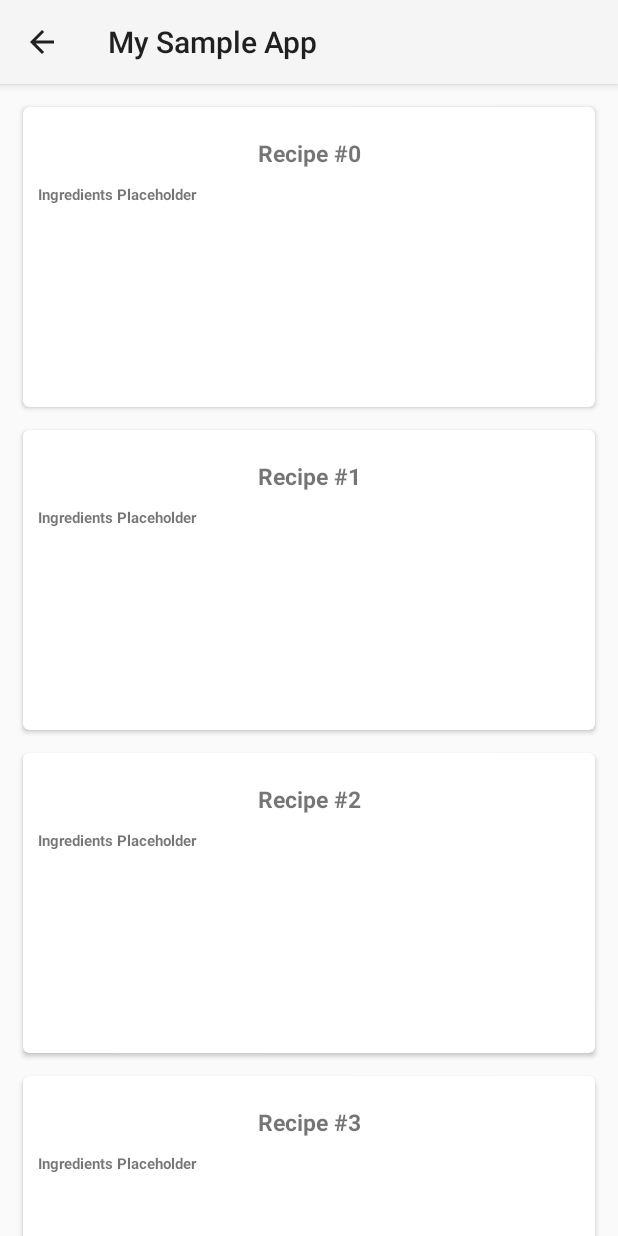
After one commit to mao26/grocer, an Android app: the RecipeLobby screen opened directly, with no data from a screen before it, on a phone screen of 412 x 824 dp. The commit adds this screen. Run offline under Robolectric (Android 15) with nearby library versions, the phone set to English and light mode, and no system bars.

Commit message:
Created the first half of our beta

```diff
--- /dev/null
+++ b/GrocerAndroidApp/app/src/main/java/com/mysampleapp/RecipeLab.java
@@ -0,0 +1,55 @@
+package com.mysampleapp;
+
+import android.content.Context;
+
+import java.util.ArrayList;
+import java.util.List;
+
+/**
+ * Created by mario_oliver93 on 12/4/16.
+ */
+
+public class RecipeLab {
+
+    private static RecipeLab sRecipeLab;
+    private List<Recipe> mRecipeList;
+    private Context mContext;
+
+    public static RecipeLab get(Context context){
+        if(sRecipeLab == null)
+            sRecipeLab = new RecipeLab(context);
+        return sRecipeLab;
+    }
+
+    private RecipeLab(Context context){
+        context = context;
+        mRecipeList = testRecipes();
+
+    }
+
+    public List<Recipe> getRecipes(){
+        return mRecipeList;
+    }
+
+    public Recipe getRecipe(String title){
+        for (Recipe recipe : mRecipeList){
+            if(recipe.getTitle().equals(title)){
+                return recipe;
+            }
+        }
+        return null;
+    }
+
+    private List<Recipe> testRecipes(){
+        List<Recipe> testRecipes = new ArrayList<>();
+        for(int i = 0; i < 100; i++){
+            String[] ingredients = new String[3];
+            for(int j = 0; j < 3; j++){
+                ingredients[0] = "Ingredient #" + j;
+            }
+            testRecipes.add(new Recipe("Recipe #" + i, ingredients));
+        }
+        return testRecipes;
+    }
+
+}
--- /dev/null
+++ b/GrocerAndroidApp/app/src/main/java/com/mysampleapp/RecipeLobby.java
@@ -0,0 +1,103 @@
+package com.mysampleapp;
+
+import android.content.Context;
+import android.content.Intent;
+import android.os.Bundle;
+import android.support.annotation.Nullable;
+import android.support.v7.app.AppCompatActivity;
+import android.support.v7.widget.LinearLayoutManager;
+import android.support.v7.widget.RecyclerView;
+import android.support.v7.widget.Toolbar;
+import android.util.AttributeSet;
+import android.view.LayoutInflater;
+import android.view.View;
+import android.view.ViewGroup;
+import android.widget.TextView;
+
+import java.util.List;
+
+/**
+ * Created by mario_oliver93 on 12/4/16.
+ */
+
+public class RecipeLobby extends AppCompatActivity {
+
+    private RecipesAdapter mRecipesAdapter;
+    private static final String RECIPE = "recipe";
+
+    @Override
+    protected void onCreate(@Nullable Bundle savedInstanceState) {
+        super.onCreate(savedInstanceState);
+        setContentView(R.layout.activity_recipe_lobby);
+
+        RecyclerView recyclerView = (RecyclerView) findViewById(R.id.recycler_view_container);
+        recyclerView.setLayoutManager(new LinearLayoutManager(this));
+
+        RecipeLab recipeLab = RecipeLab.get(this);
+        List<Recipe> recipes = recipeLab.getRecipes();
+        mRecipesAdapter = new RecipesAdapter(recipes);
+        recyclerView.setAdapter(mRecipesAdapter);
+
+        Toolbar myToolbar = (Toolbar) findViewById(R.id.my_toolbar);
+        setSupportActionBar(myToolbar);
+        getSupportActionBar().setDisplayHomeAsUpEnabled(true);
+    }
+
+    private class RecipesHolder extends RecyclerView.ViewHolder{
+
+        public TextView mTitleTextView;
+        private Recipe currRecipe;
+
+        public RecipesHolder(View itemView) {
+            super(itemView);
+            mTitleTextView = (TextView) itemView.findViewById(R.id.recipeview_title_textview);
+            itemView.setOnClickListener(new View.OnClickListener() {
+                @Override
+                public void onClick(View view) {
+                    Intent i = new Intent(RecipeLobby.this, RecipeActivity.class);
+                    /**
+                     * RecipeHolder constructor gets called first to return a view - happens in OnCreateViewHolder;
+                     * then Adapter calls onBindViewHolder that gives us the current recipe. However, we could never
+                     * have a view onscreen until it is created and bound so this dependency is fine
+                     *
+                     */
+                    i.putExtra(RECIPE, currRecipe);
+                    startActivity(i);
+                }
+            });
+        }
+
+        public void bindView(Recipe currRecipe){
+            this.currRecipe = currRecipe;
+            mTitleTextView.setText(currRecipe.getTitle());
+        }
+    }
+
+    private class RecipesAdapter extends RecyclerView.Adapter<RecipesHolder>{
+
+        private List<Recipe> mRecipeList;
+
+        public RecipesAdapter(List<Recipe> recipes){
+            mRecipeList = recipes;
+        }
+
+        @Override
+        public RecipesHolder onCreateViewHolder(ViewGroup parent, int viewType) {
+            LayoutInflater layoutInflater = LayoutInflater.from(RecipeLobby.this);
+            View view = layoutInflater.inflate(R.layout.activity_recipe_lobby_item, parent, false);
+            return new RecipesHolder(view);
+        }
+
+        @Override
+        public void onBindViewHolder(RecipesHolder holder, int position) {
+            Recipe recipe = mRecipeList.get(position);
+            holder.bindView(recipe);
+        }
+
+        @Override
+        public int getItemCount() {
+            return mRecipeList.size();
+        }
+    }
+
+}
--- a/GrocerAndroidApp/app/src/main/java/com/mysampleapp/SignInActivity.java
+++ b/GrocerAndroidApp/app/src/main/java/com/mysampleapp/SignInActivity.java
@@ -57,7 +57,7 @@
                 @Override
                 public void run() {
                     Log.d(LOG_TAG, "Launching Main Activity...");
-                    startActivity(new Intent(SignInActivity.this, MainActivity.class)
+                    startActivity(new Intent(SignInActivity.this, Lobby.class)
                         .setFlags(Intent.FLAG_ACTIVITY_CLEAR_TOP));
                     // finish should always be called on the main thread.
                     finish();
--- a/GrocerAndroidApp/app/src/main/java/com/mysampleapp/SplashActivity.java
+++ b/GrocerAndroidApp/app/src/main/java/com/mysampleapp/SplashActivity.java
@@ -164,7 +164,7 @@
      */
     protected void goMain() {
         Log.d(LOG_TAG, "Launching Main Activity...");
-        goAfterSplashTimeout(new Intent(this, MainActivity.class));
+        goAfterSplashTimeout(new Intent(this, Lobby.class));
     }
 
     /**
--- /dev/null
+++ b/GrocerAndroidApp/app/src/main/res/layout/activity_recipe_lobby.xml
@@ -0,0 +1,25 @@
+<?xml version="1.0" encoding="utf-8"?>
+<LinearLayout
+    xmlns:android="http://schemas.android.com/apk/res/android"
+    xmlns:app="http://schemas.android.com/apk/res-auto"
+    android:layout_width="match_parent"
+    android:layout_height="match_parent"
+    android:orientation="vertical">
+
+    <android.support.v7.widget.Toolbar
+        android:id="@+id/my_toolbar"
+        android:layout_width="match_parent"
+        android:layout_height="?attr/actionBarSize"
+        android:background="?attr/colorPrimary"
+        android:elevation="4dp"
+        android:theme="@style/ThemeOverlay.AppCompat.ActionBar"
+        app:popupTheme="@style/ThemeOverlay.AppCompat.Light"/>
+
+    <android.support.v7.widget.RecyclerView
+        xmlns:android="http://schemas.android.com/apk/res/android"
+        android:id="@+id/recycler_view_container"
+        android:layout_width="match_parent"
+        android:layout_height="match_parent">
+
+    </android.support.v7.widget.RecyclerView>
+</LinearLayout>
--- /dev/null
+++ b/GrocerAndroidApp/app/src/main/res/layout/activity_recipe_lobby_item.xml
@@ -0,0 +1,42 @@
+<?xml version="1.0" encoding="utf-8"?>
+<!-- A CardView that contains a TextView -->
+<android.support.v7.widget.CardView
+    xmlns:card_view="http://schemas.android.com/apk/res-auto"
+    android:id="@+id/card_view"
+    android:layout_gravity="center"
+    android:layout_height="200dp"
+    android:layout_width="match_parent"
+    android:layout_marginTop="15dp"
+    android:layout_marginLeft="15dp"
+    android:layout_marginRight="15dp"
+    xmlns:android="http://schemas.android.com/apk/res/android"
+    card_view:cardCornerRadius="4dp">
+
+    <LinearLayout
+        android:layout_width="match_parent"
+        android:layout_height="match_parent"
+        android:orientation="vertical">
+    <TextView
+        android:id="@+id/recipeview_title_textview"
+        android:layout_height="wrap_content"
+        android:layout_width="match_parent"
+        android:text="Title Placeholder"
+        android:gravity="center_horizontal"
+        android:layout_marginTop="20dp"
+        android:textStyle="bold"
+        android:textSize="15sp"
+        />
+
+    <TextView
+        android:id="@+id/recipeview_ingredients_textview"
+        android:layout_height="wrap_content"
+        android:layout_width="match_parent"
+        android:text="Ingredients Placeholder"
+        android:gravity="left"
+        android:layout_margin="10dp"
+        android:textStyle="bold"
+        android:textSize="10sp"
+        />
+    </LinearLayout>
+
+</android.support.v7.widget.CardView>
```
Also changed, not shown: GrocerAndroidApp/app/build.gradle (+12 -11 lines), GrocerAndroidApp/app/src/main/AndroidManifest.xml (+10 -0 lines), GrocerAndroidApp/app/src/main/java/com/mysampleapp/Lobby.java (added, +185 -0 lines), GrocerAndroidApp/app/src/main/java/com/mysampleapp/Recipe.java (added, +26 -0 lines), GrocerAndroidApp/app/src/main/java/com/mysampleapp/RecipeActivity.java (added, +18 -0 lines), GrocerAndroidApp/app/src/main/java/com/mysampleapp/UserProfile.java (added, +36 -0 lines), GrocerAndroidApp/app/src/main/res/layout/activity_lobby.xml (added, +60 -0 lines), GrocerAndroidApp/app/src/main/res/layout/activity_recipe.xml (added, +25 -0 lines), GrocerAndroidApp/app/src/main/res/layout/lobby_drawer.xml (added, +21 -0 lines), GrocerAndroidApp/app/src/main/res/layout/lobby_drawer_list_item.xml (added, +12 -0 lines), GrocerAndroidApp/app/src/main/res/layout/user_profile.xml (added, +28 -0 lines), GrocerAndroidApp/app/src/main/res/menu/main_menu.xml (added, +10 -0 lines), GrocerAndroidApp/app/src/main/res/values/strings.xml (+11 -0 lines), GrocerAndroidApp/app/src/main/res/mipmap-xxhdpi/hamburger_icon.png (added), 4681 other files.
